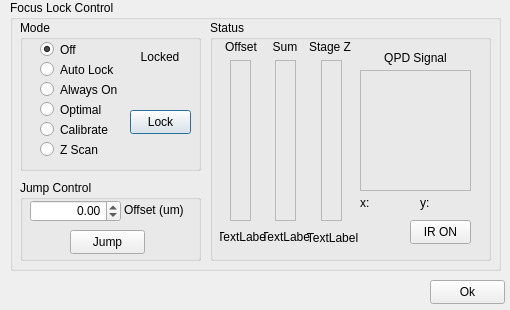
Before: the Qt Designer form hal4000/qtdesigner/focuslock-v1.ui in ZhuangLab/storm-control, drawn with Qt 5.
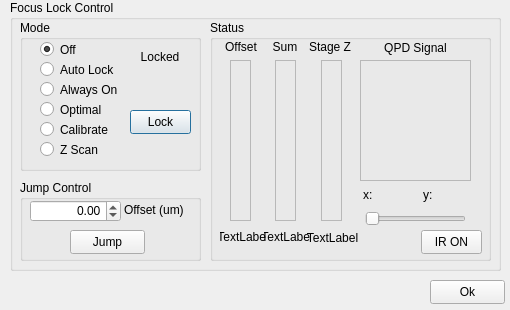
After: the same form once the commit is applied.

```diff
--- a/hal4000/qtdesigner/focuslock-v1.ui
+++ b/hal4000/qtdesigner/focuslock-v1.ui
@@ -399,7 +399,7 @@
      <property name="geometry">
       <rect>
        <x>150</x>
-       <y>50</y>
+       <y>40</y>
        <width>111</width>
        <height>121</height>
       </rect>
@@ -415,7 +415,7 @@
      <property name="geometry">
       <rect>
        <x>170</x>
-       <y>30</y>
+       <y>20</y>
        <width>71</width>
        <height>16</height>
       </rect>
@@ -430,8 +430,8 @@
     <widget class="QLabel" name="qpdXText">
      <property name="geometry">
       <rect>
-       <x>150</x>
-       <y>176</y>
+       <x>153</x>
+       <y>168</y>
        <width>46</width>
        <height>14</height>
       </rect>
@@ -443,8 +443,8 @@
     <widget class="QLabel" name="qpdYText">
      <property name="geometry">
       <rect>
-       <x>210</x>
-       <y>176</y>
+       <x>213</x>
+       <y>168</y>
        <width>46</width>
        <height>14</height>
       </rect>
@@ -456,8 +456,8 @@
     <widget class="QPushButton" name="irButton">
      <property name="geometry">
       <rect>
-       <x>200</x>
-       <y>200</y>
+       <x>211</x>
+       <y>210</y>
        <width>61</width>
        <height>24</height>
       </rect>
@@ -466,6 +466,28 @@
       <string>IR ON</string>
      </property>
     </widget>
+    <widget class="QSlider" name="irSlider">
+     <property name="geometry">
+      <rect>
+       <x>155</x>
+       <y>189</y>
+       <width>101</width>
+       <height>19</height>
+      </rect>
+     </property>
+     <property name="minimum">
+      <number>0</number>
+     </property>
+     <property name="maximum">
+      <number>100</number>
+     </property>
+     <property name="value">
+      <number>0</number>
+     </property>
+     <property name="orientation">
+      <enum>Qt::Horizontal</enum>
+     </property>
+    </widget>
    </widget>
   </widget>
   <widget class="QPushButton" name="okButton">
```
